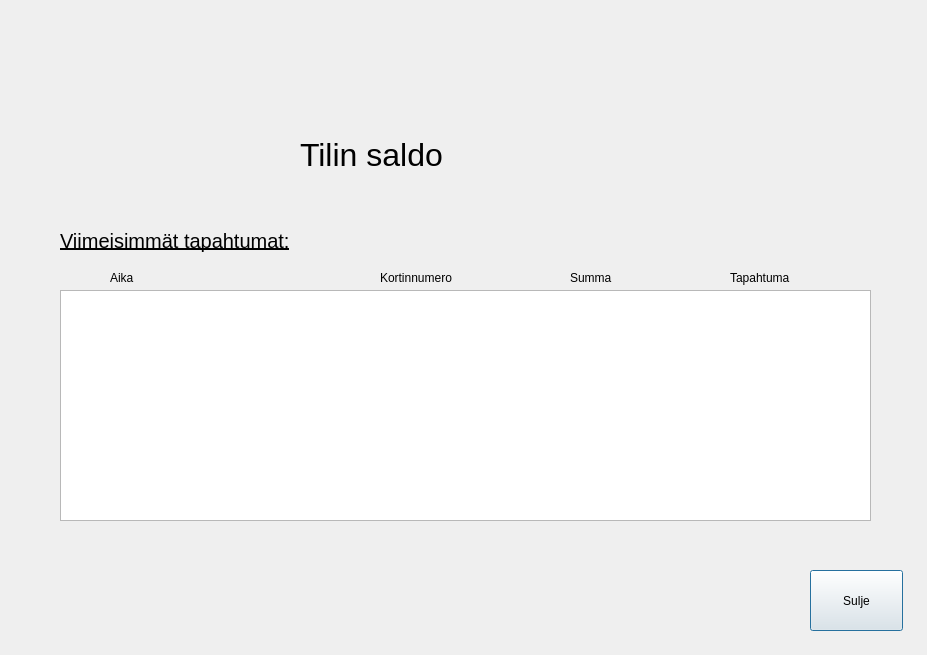
tvt21kmo-bank-project/group_15, file bankautomat/naytasaldo.ui: the form before one commit.
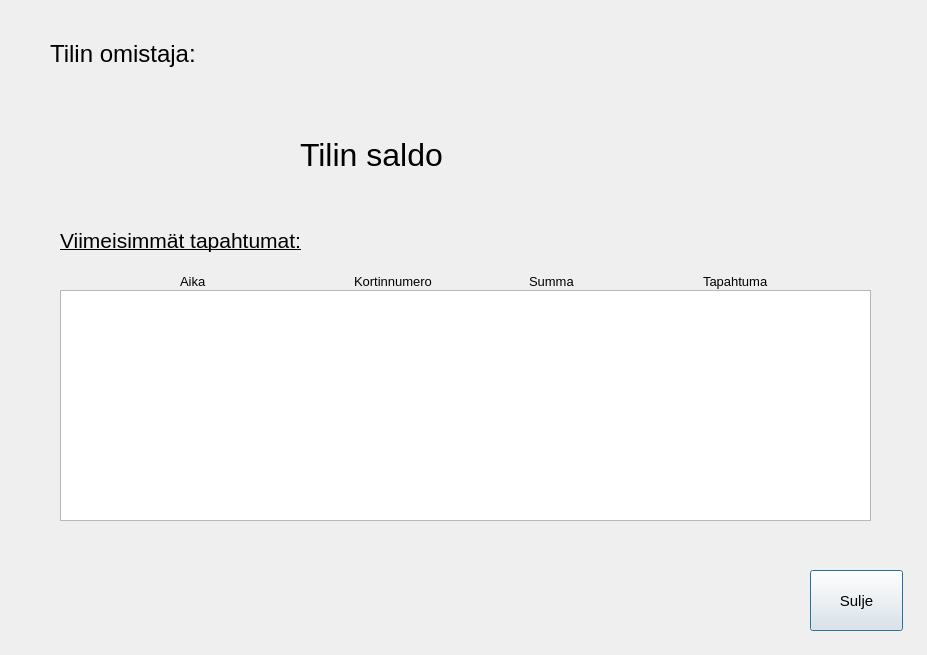
The form after the commit.

Commit message: omistaja lisätty

What changed in the file:
```diff
--- a/bankautomat/naytasaldo.ui
+++ b/bankautomat/naytasaldo.ui
@@ -13,24 +13,6 @@
   <property name="windowTitle">
    <string>Dialog</string>
   </property>
-  <widget class="QLabel" name="label_asiakas">
-   <property name="geometry">
-    <rect>
-     <x>60</x>
-     <y>40</y>
-     <width>401</width>
-     <height>71</height>
-    </rect>
-   </property>
-   <property name="font">
-    <font>
-     <pointsize>18</pointsize>
-    </font>
-   </property>
-   <property name="text">
-    <string/>
-   </property>
-  </widget>
   <widget class="QTextEdit" name="te_tapahtumat">
    <property name="geometry">
     <rect>
@@ -55,6 +37,11 @@
      <height>61</height>
     </rect>
    </property>
+   <property name="font">
+    <font>
+     <pointsize>11</pointsize>
+    </font>
+   </property>
    <property name="text">
     <string>Sulje</string>
    </property>
@@ -110,7 +97,7 @@
    </property>
    <property name="font">
     <font>
-     <pointsize>15</pointsize>
+     <pointsize>16</pointsize>
      <underline>true</underline>
     </font>
    </property>
@@ -118,57 +105,101 @@
     <string>Viimeisimmät tapahtumat:</string>
    </property>
   </widget>
-  <widget class="QLabel" name="label_3">
+  <widget class="QWidget" name="layoutWidget">
    <property name="geometry">
     <rect>
-     <x>110</x>
-     <y>270</y>
-     <width>55</width>
-     <height>16</height>
+     <x>50</x>
+     <y>40</y>
+     <width>831</width>
+     <height>38</height>
     </rect>
    </property>
-   <property name="text">
-    <string>Aika</string>
-   </property>
+   <layout class="QFormLayout" name="formLayout">
+    <item row="0" column="0">
+     <widget class="QLabel" name="label_7">
+      <property name="font">
+       <font>
+        <pointsize>18</pointsize>
+       </font>
+      </property>
+      <property name="text">
+       <string>Tilin omistaja:</string>
+      </property>
+     </widget>
+    </item>
+    <item row="0" column="1">
+     <widget class="QLabel" name="label_omistaja">
+      <property name="font">
+       <font>
+        <pointsize>18</pointsize>
+       </font>
+      </property>
+      <property name="text">
+       <string/>
+      </property>
+     </widget>
+    </item>
+   </layout>
   </widget>
-  <widget class="QLabel" name="label_4">
+  <widget class="QWidget" name="layoutWidget">
    <property name="geometry">
     <rect>
-     <x>380</x>
+     <x>180</x>
      <y>270</y>
-     <width>91</width>
-     <height>16</height>
+     <width>691</width>
+     <height>23</height>
     </rect>
    </property>
-   <property name="text">
-    <string>Kortinnumero</string>
-   </property>
-  </widget>
-  <widget class="QLabel" name="label_5">
-   <property name="geometry">
-    <rect>
-     <x>570</x>
-     <y>270</y>
-     <width>55</width>
-     <height>16</height>
-    </rect>
-   </property>
-   <property name="text">
-    <string>Summa</string>
-   </property>
-  </widget>
-  <widget class="QLabel" name="label_6">
-   <property name="geometry">
-    <rect>
-     <x>730</x>
-     <y>270</y>
-     <width>71</width>
-     <height>16</height>
-    </rect>
-   </property>
-   <property name="text">
-    <string>Tapahtuma</string>
-   </property>
+   <layout class="QGridLayout" name="gridLayout_2">
+    <item row="0" column="0">
+     <widget class="QLabel" name="label_3">
+      <property name="font">
+       <font>
+        <pointsize>10</pointsize>
+       </font>
+      </property>
+      <property name="text">
+       <string>Aika</string>
+      </property>
+     </widget>
+    </item>
+    <item row="0" column="1">
+     <widget class="QLabel" name="label_4">
+      <property name="font">
+       <font>
+        <pointsize>10</pointsize>
+       </font>
+      </property>
+      <property name="text">
+       <string>Kortinnumero</string>
+      </property>
+     </widget>
+    </item>
+    <item row="0" column="2">
+     <widget class="QLabel" name="label_5">
+      <property name="font">
+       <font>
+        <pointsize>10</pointsize>
+       </font>
+      </property>
+      <property name="text">
+       <string>Summa</string>
+      </property>
+     </widget>
+    </item>
+    <item row="0" column="3">
+     <widget class="QLabel" name="label_6">
+      <property name="font">
+       <font>
+        <pointsize>10</pointsize>
+       </font>
+      </property>
+      <property name="text">
+       <string>Tapahtuma</string>
+      </property>
+     </widget>
+    </item>
+   </layout>
   </widget>
  </widget>
  <resources/>
```
The commit also changes 17 other files.
